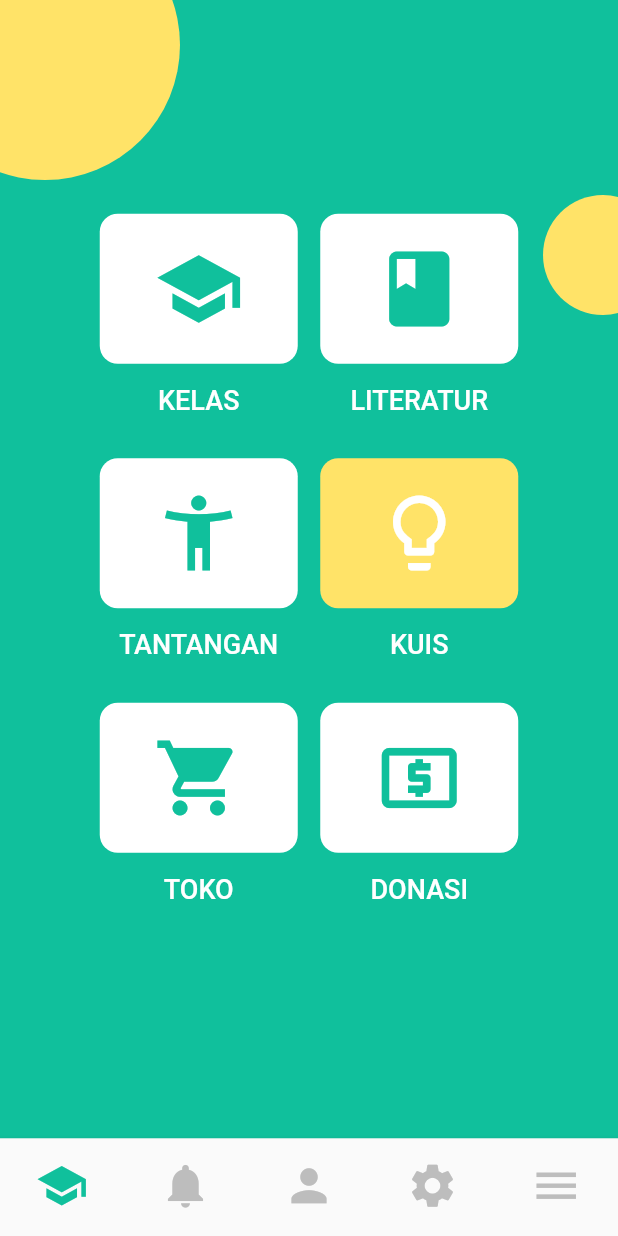
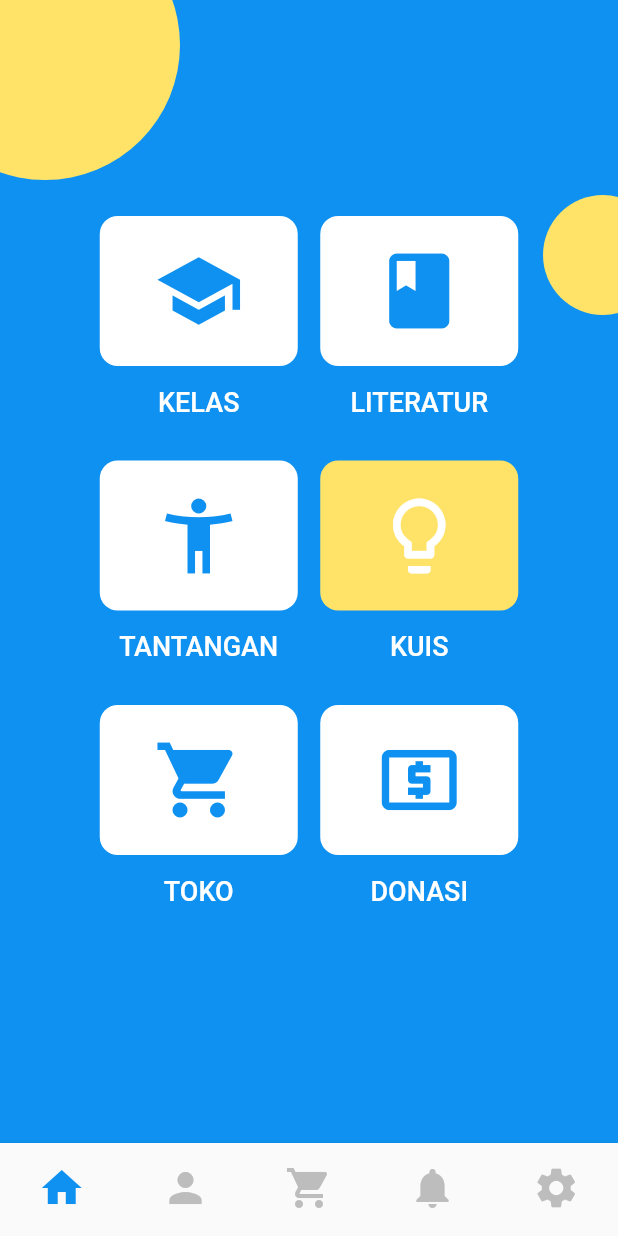
Before and after one commit to rommyarb/sky-yukngaji, a Flutter app: the MainTabs screen opened directly, on a phone screen of 412 x 824 dp. Run offline on Flutter 3.47's test engine with Material 2 defaults, Android fonts, the phone set to English and light mode, and no system bars; our stand-ins replace flutter_swiper, parse_server_sdk.

Commit message:
progress yey

```diff
--- /dev/null
+++ b/lib/config.dart
@@ -0,0 +1,2 @@
+String applicationId = "rommyarb";
+String parseUrl = "https://rommyarb.dev/parse";
--- a/lib/main.dart
+++ b/lib/main.dart
@@ -1,11 +1,26 @@
+import 'dart:developer';
+
 import 'package:flutter/material.dart';
+import 'package:parse_server_sdk/parse_server_sdk.dart';
+import 'package:sky/config.dart';
 import 'package:sky/intro.dart';
 import 'package:sky/tabs/main_menu.dart';
 
 void main() => runApp(MyApp());
 
-class MyApp extends StatelessWidget {
+class MyApp extends StatefulWidget {
   // This widget is the root of your application.
+  @override
+  _MyAppState createState() => _MyAppState();
+}
+
+class _MyAppState extends State<MyApp> {
+  @override
+  void initState() {
+    // TODO: implement initState
+    super.initState();
+  }
+
   @override
   Widget build(BuildContext context) {
     return MaterialApp(
@@ -14,7 +29,13 @@ class MyApp extends StatelessWidget {
         theme: ThemeData(primarySwatch: Colors.lightBlue),
         home: Intro()
         // home: MainMenu()
-      );
+        );
     // home: MainMenu());
   }
+
+  Future<void> initParse() async {
+    await Parse().initialize(applicationId, parseUrl);
+    var game = await ParseObject("GameScore").getAll();
+    log(game.toString());
+  }
 }
--- a/lib/main_tabs.dart
+++ b/lib/main_tabs.dart
@@ -37,14 +37,14 @@ class _MainTabsState extends State<MainTabs> {
       onTap: _onTabTapped,
       items: [
         BottomNavigationBarItem(
-            icon: Icon(Icons.school), title: Text("school")),
-        BottomNavigationBarItem(
-            icon: Icon(Icons.notifications), title: Text("notifications")),
+            icon: Icon(Icons.home), title: Text("school")),
         BottomNavigationBarItem(
             icon: Icon(Icons.person), title: Text("person")),
         BottomNavigationBarItem(
-            icon: Icon(Icons.settings), title: Text("settings")),
-        BottomNavigationBarItem(icon: Icon(Icons.menu), title: Text("menu")),
+            icon: Icon(Icons.shopping_cart), title: Text("settings")),
+        BottomNavigationBarItem(
+            icon: Icon(Icons.notifications), title: Text("notifications")),
+        BottomNavigationBarItem(icon: Icon(Icons.settings), title: Text("menu")),
       ],
       type: BottomNavigationBarType.fixed,
       currentIndex: _currentIndex,
@@ -52,7 +52,7 @@ class _MainTabsState extends State<MainTabs> {
       showUnselectedLabels: false,
       selectedItemColor: warnaUtama,
       unselectedItemColor: Colors.grey[400],
-      iconSize: 35,
+      iconSize: 32,
       elevation: 3,
     );
   }
--- a/lib/warna.dart
+++ b/lib/warna.dart
@@ -1,4 +1,5 @@
 import 'package:flutter/material.dart';
 
-Color warnaUtama = Color.fromRGBO(16, 192, 156, 1);
+//Color warnaUtama = Color.fromRGBO(16, 192, 156, 1);
+Color warnaUtama = Color.fromRGBO(14, 145, 241, 1);
 Color warnaKuning = Color.fromRGBO(255, 227, 104, 1);
--- a/pubspec.yaml
+++ b/pubspec.yaml
@@ -23,6 +23,7 @@ dependencies:
   dio: ^3.0.7
   flutter_swiper: ^1.1.6
   flutter_custom_clippers: ^1.1.0 # --> dipke gk ya??
+  parse_server_sdk: ^1.0.24
 
   # The following adds the Cupertino Icons font to your application.
   # Use with the CupertinoIcons class for iOS style icons.
```
Also changed, not shown: pubspec.lock, 14 other files.
